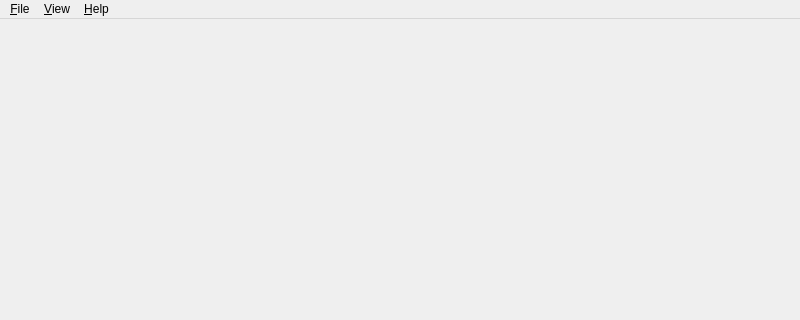
Qt form mainwindow.ui (artcfox/maze-generator) before a commit; both pictures show x 0 to 800 and y 0 to 320 of the 800 by 600 pixel window.
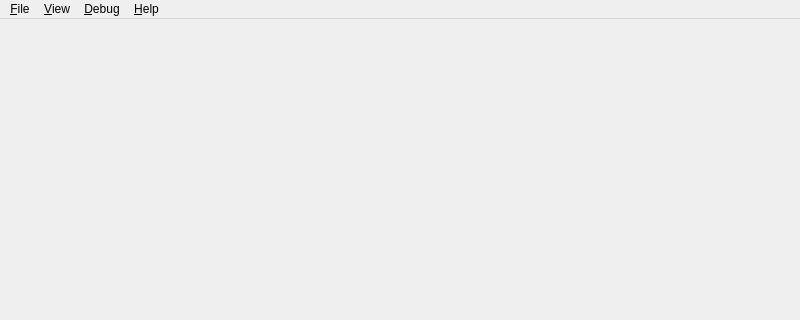
The same form after that commit.

Commit message:
Add Debug > Highlight Cell... menu item for debugging purposes
* Entering a cell number into the dialog will cause a yellow
  circle outlined in blue to be drawn inside that cell, and
  the viewport will automatically be scrolled so that cell
  is in the center (if possible). Enter -1 as the cell number
  to disable the highlight.

```diff
--- a/mainwindow.ui
+++ b/mainwindow.ui
@@ -71,9 +71,17 @@
      <string>&amp;Help</string>
     </property>
     <addaction name="action_About"/>
+    <addaction name="menu_Debug"/>
+   </widget>
+   <widget class="QMenu" name="menu_Debug_2">
+    <property name="title">
+     <string>&amp;Debug</string>
+    </property>
+    <addaction name="actionHighlight_Cell"/>
    </widget>
    <addaction name="menu_File"/>
    <addaction name="menuView"/>
+   <addaction name="menu_Debug_2"/>
    <addaction name="menu_Help"/>
   </widget>
   <widget class="QStatusBar" name="statusBar"/>
```
Left out of the diff: 10 changed lines with no effect on the pictures. The commit also changes 4 other files.
